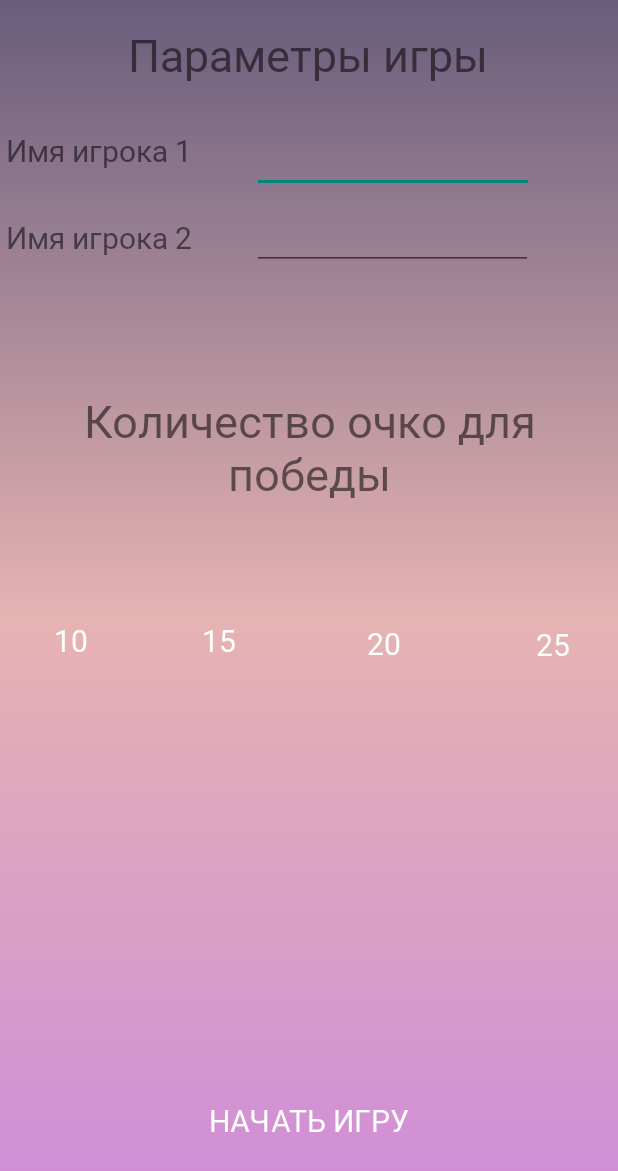
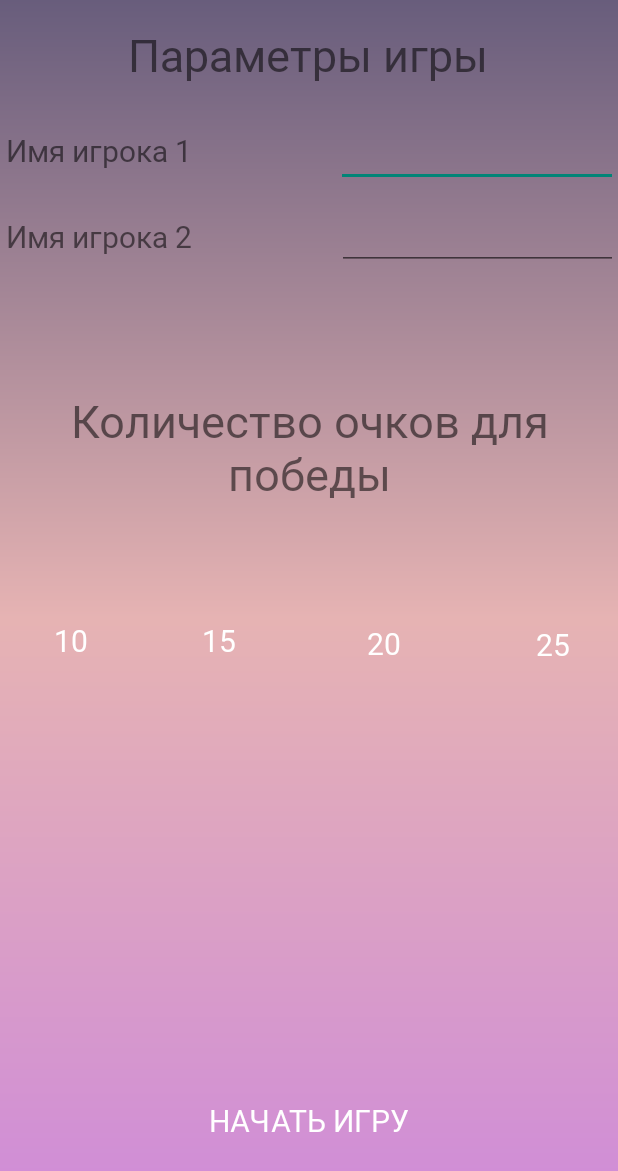
Before and after one commit to Sinforge/Barabashka_game, an Android app: the GameMode screen opened directly, with no data from a screen before it, on a phone screen of 412 x 824 dp. Shown: the top 1171 px of the screen. Run offline under Robolectric (Android 15) with nearby library versions, the phone set to English and light mode, and no system bars.

Commit message:
some edits

```diff
--- a/app/src/main/java/ru/sinforge/barabashka_game/GameComponents/GameThread.java
+++ b/app/src/main/java/ru/sinforge/barabashka_game/GameComponents/GameThread.java
@@ -113,6 +113,7 @@ public class GameThread extends Thread{
             if (canvas != null) {
                 try {
                     canvas.drawColor(Color.TRANSPARENT, PorterDuff.Mode.CLEAR);
+
                     paint.setColor(Color.RED);
                     paint.setARGB(255, 255, 0, 0);
                     paint.setARGB(255, 0, 0, 255);
--- a/app/src/main/res/layout/activity_game_mode.xml
+++ b/app/src/main/res/layout/activity_game_mode.xml
@@ -19,16 +19,16 @@
             android:layout_marginTop="16dp" app:layout_constraintHorizontal_bias="0.496"/>
     <TextView
             android:text="@string/player1_n"
-            android:layout_width="141dp"
-            android:layout_height="42dp" android:id="@+id/textView2"
+            android:layout_width="211dp"
+            android:layout_height="41dp" android:id="@+id/textView2"
             android:fontFamily="@font/main_text_regula"
 
             android:textSize="20dp" app:layout_constraintStart_toStartOf="parent" android:layout_marginStart="4dp"
             android:layout_marginTop="30dp" app:layout_constraintTop_toBottomOf="@+id/textView"/>
     <TextView
             android:text="@string/player2_n"
-            android:layout_width="138dp"
-            android:layout_height="36dp" android:id="@+id/textView4"
+            android:layout_width="205dp"
+            android:layout_height="38dp" android:id="@+id/textView4"
             android:fontFamily="@font/main_text_regula"
 
             android:textSize="20dp" app:layout_constraintStart_toStartOf="parent" android:layout_marginStart="4dp"
@@ -79,8 +79,8 @@
             android:layout_marginStart="4dp"/>
     <EditText android:layout_width="188dp" android:layout_height="40dp"
               app:layout_constraintStart_toEndOf="@+id/textView2" android:layout_marginStart="20dp"
-              app:layout_constraintEnd_toEndOf="parent" app:layout_constraintHorizontal_bias="0.051"
-              android:id="@+id/player1_field" android:layout_marginTop="32dp"
+              app:layout_constraintEnd_toEndOf="parent" app:layout_constraintHorizontal_bias="1.0"
+              android:id="@+id/player1_field" android:layout_marginTop="28dp"
               app:layout_constraintTop_toBottomOf="@+id/textView"
               android:fontFamily="@font/main_text_regula"
     >
@@ -88,8 +88,9 @@
     </EditText>
     <EditText android:layout_width="187dp" android:layout_height="39dp"
               app:layout_constraintStart_toEndOf="@+id/textView4"
-              android:id="@+id/player2_field" android:layout_marginStart="24dp" app:layout_constraintEnd_toEndOf="parent"
-              app:layout_constraintHorizontal_bias="0.032" android:layout_marginTop="12dp"
+              android:id="@+id/player2_field" android:layout_marginStart="24dp"
+              app:layout_constraintEnd_toEndOf="parent"
+              app:layout_constraintHorizontal_bias="1.0" android:layout_marginTop="16dp"
               app:layout_constraintTop_toBottomOf="@+id/player1_field"
               android:fontFamily="@font/main_text_regula">
 
--- a/app/src/main/res/layout/activity_result.xml
+++ b/app/src/main/res/layout/activity_result.xml
@@ -48,12 +48,14 @@
             app:layout_constraintTop_toTopOf="parent" app:layout_constraintHorizontal_bias="0.515"
             app:layout_constraintVertical_bias="0.258" android:fontFamily="@font/main_text_regula"/>
     <TextView
-            android:layout_width="wrap_content"
-            android:layout_height="wrap_content" android:id="@+id/winner_name"
+            android:text="winner_name"
+            android:gravity="center"
+            android:layout_width="360dp"
+            android:layout_height="47dp" android:id="@+id/winner_name"
             android:textSize="30dp"
             android:fontFamily="@font/main_text_regula"
             app:layout_constraintEnd_toEndOf="parent"
             app:layout_constraintStart_toStartOf="parent"
             app:layout_constraintTop_toBottomOf="@+id/text_winner" app:layout_constraintHorizontal_bias="0.498"
-            app:layout_constraintVertical_bias="0.333" app:layout_constraintBottom_toTopOf="@+id/imageView2"/>
+            app:layout_constraintBottom_toBottomOf="parent" app:layout_constraintVertical_bias="0.044"/>
 </androidx.constraintlayout.widget.ConstraintLayout>
--- a/app/src/main/res/values/strings.xml
+++ b/app/src/main/res/values/strings.xml
@@ -128,7 +128,7 @@
     <string name="params">Параметры игры</string>
     <string name="player1_n">Имя игрока 1</string>
     <string name="player2_n">Имя игрока 2</string>
-    <string name="end_points">Количество очко для победы</string>
+    <string name="end_points">Количество очков для победы</string>
     <string name="start">Начать игру</string>
     <string name="history_of_matches">История матчей</string>
     <string name="game_rules">Правила игры</string>
```
